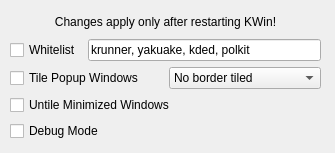
First picture: the form in res/config.ui, repository zeroxoneafour/polonium, before the edit.
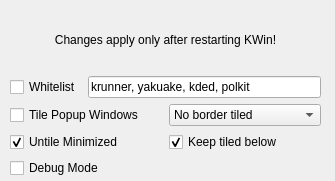
Second picture: the form after the edit.

Commit message: fullscreening support and tiled on bottom

Patch:
```diff
--- a/res/config.ui
+++ b/res/config.ui
@@ -7,7 +7,7 @@
     <x>0</x>
     <y>0</y>
     <width>335</width>
-    <height>153</height>
+    <height>181</height>
    </rect>
   </property>
   <property name="windowTitle">
@@ -19,7 +19,7 @@
      <x>10</x>
      <y>10</y>
      <width>311</width>
-     <height>131</height>
+     <height>168</height>
     </rect>
    </property>
    <layout class="QVBoxLayout" name="verticalLayout">
@@ -112,7 +112,20 @@
          <string>&lt;html&gt;&lt;head/&gt;&lt;body&gt;&lt;p&gt;Stops managing windows that are minimized&lt;/p&gt;&lt;/body&gt;&lt;/html&gt;</string>
         </property>
         <property name="text">
-         <string>Untile Minimized Windows</string>
+         <string>Untile Minimized</string>
+        </property>
+        <property name="checked">
+         <bool>true</bool>
+        </property>
+       </widget>
+      </item>
+      <item>
+       <widget class="QCheckBox" name="kcfg_KeepTiledBelow">
+        <property name="text">
+         <string>Keep tiled below</string>
+        </property>
+        <property name="checked">
+         <bool>true</bool>
         </property>
        </widget>
       </item>
```
The commit also changes 7 other files.
